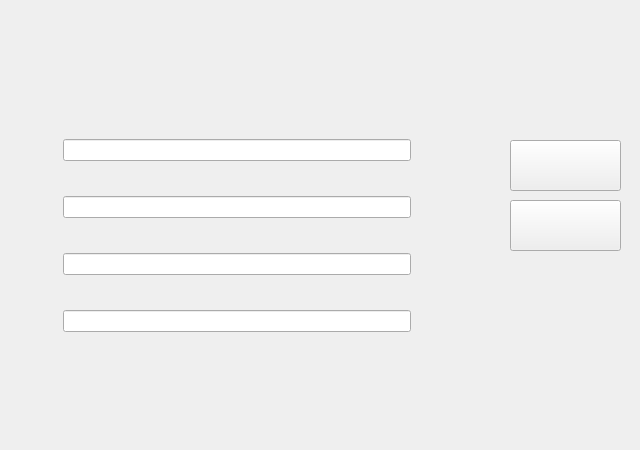
The window that MGAWithSQL/dbconnectform.ui (amirtosson/MGAConnect) describes before a commit, drawn with Qt 5.
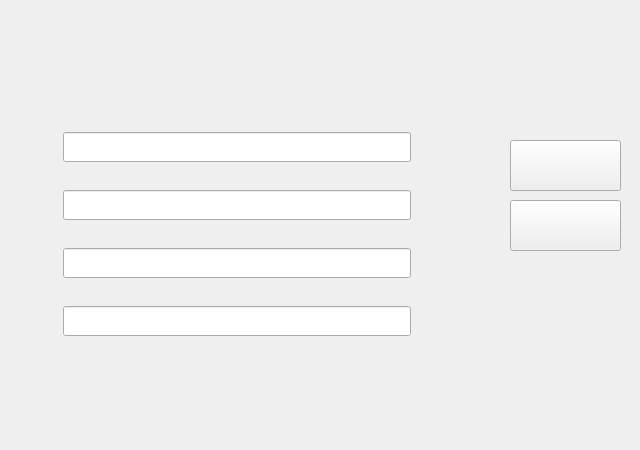
The same window after the commit.

Patch:
```diff
--- a/MGAWithSQL/dbconnectform.ui
+++ b/MGAWithSQL/dbconnectform.ui
@@ -59,9 +59,18 @@
     </item>
     <item row="1" column="2">
      <widget class="QLineEdit" name="DBNameTextBox">
+      <property name="minimumSize">
+       <size>
+        <width>0</width>
+        <height>30</height>
+       </size>
+      </property>
       <property name="placeholderText">
        <string/>
       </property>
+      <property name="clearButtonEnabled">
+       <bool>true</bool>
+      </property>
      </widget>
     </item>
     <item row="4" column="0">
@@ -112,9 +121,18 @@
     </item>
     <item row="3" column="2">
      <widget class="QLineEdit" name="DBUserNameTextBox">
+      <property name="minimumSize">
+       <size>
+        <width>0</width>
+        <height>30</height>
+       </size>
+      </property>
       <property name="placeholderText">
        <string/>
       </property>
+      <property name="clearButtonEnabled">
+       <bool>true</bool>
+      </property>
      </widget>
     </item>
     <item row="3" column="0">
@@ -128,7 +146,14 @@
      </widget>
     </item>
     <item row="4" column="2">
-     <widget class="QLineEdit" name="DBPwdTextBox"/>
+     <widget class="QLineEdit" name="DBPwdTextBox">
+      <property name="minimumSize">
+       <size>
+        <width>0</width>
+        <height>30</height>
+       </size>
+      </property>
+     </widget>
     </item>
     <item row="1" column="1">
      <spacer name="horizontalSpacer">
@@ -147,7 +172,17 @@
      </spacer>
     </item>
     <item row="2" column="2">
-     <widget class="QLineEdit" name="DBURITextBox"/>
+     <widget class="QLineEdit" name="DBURITextBox">
+      <property name="minimumSize">
+       <size>
+        <width>0</width>
+        <height>30</height>
+       </size>
+      </property>
+      <property name="clearButtonEnabled">
+       <bool>true</bool>
+      </property>
+     </widget>
     </item>
     <item row="2" column="1">
      <spacer name="horizontalSpacer_7">
```
